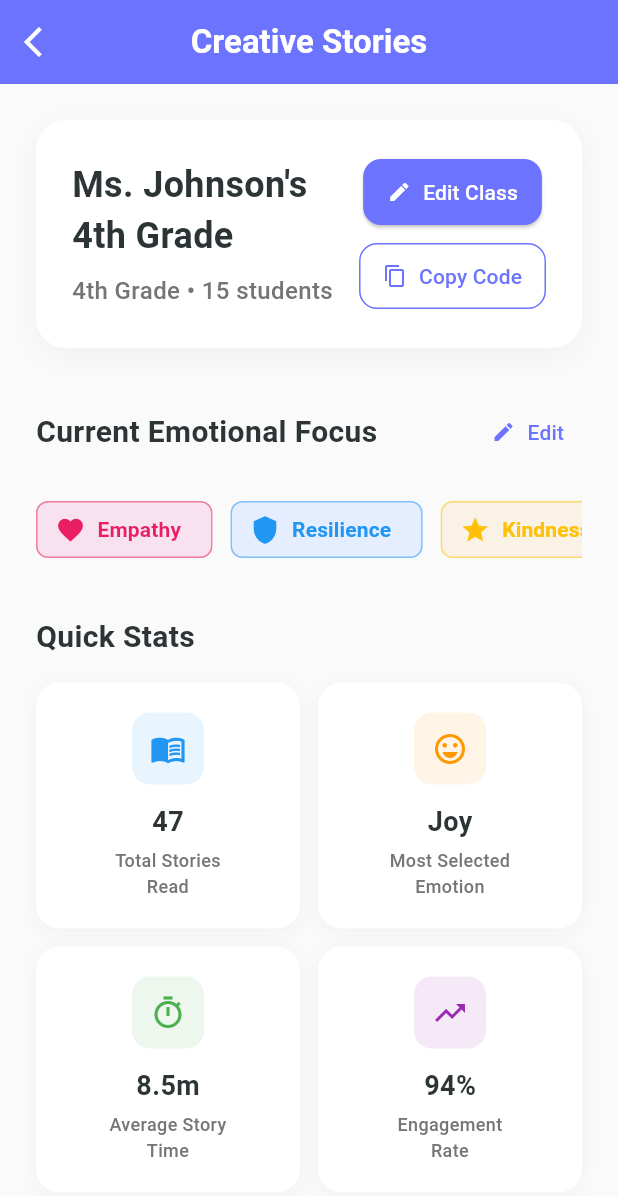
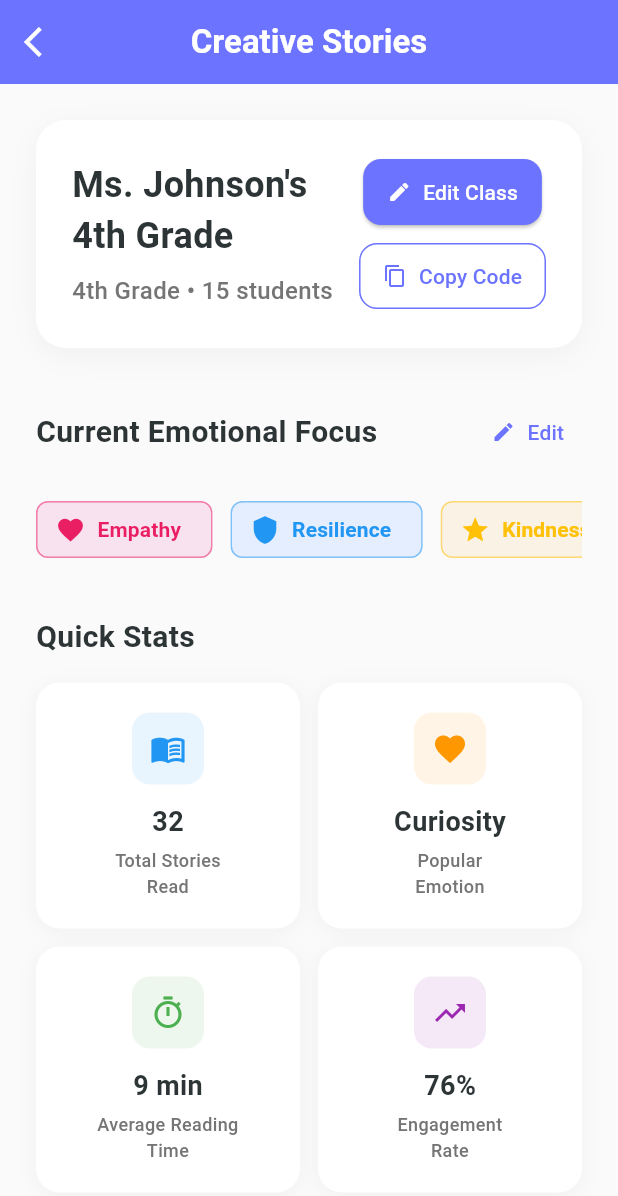
Before and after one commit to DalenVilla/Story-Buddy, a Flutter app: the TeacherClassesScreen screen opened directly, after a tap on "Creative Stories", on a phone screen of 412 x 824 dp. Shown: the top 1196 px of the screen. Run offline on Flutter 3.47's test engine with Material 3 defaults, Android fonts, the phone set to English and light mode, and no system bars; our stand-ins replace flutter_dotenv, shared_preferences, video_player; accounts and stored records are empty.

Commit message:
adding classes

```diff
--- a/lib/screens/teacher/teacher_class_detail_screen.dart
+++ b/lib/screens/teacher/teacher_class_detail_screen.dart
@@ -3,15 +3,11 @@ import 'package:flutter/services.dart';
 import 'view_all_students_screen.dart';
 
 class TeacherClassDetailScreen extends StatefulWidget {
-  final String className;
-  final String grade;
-  final int students;
+  final Map<String, dynamic> classData;
 
   const TeacherClassDetailScreen({
     super.key,
-    required this.className,
-    required this.grade,
-    required this.students,
+    required this.classData,
   });
 
   @override
@@ -35,13 +31,34 @@ class _TeacherClassDetailScreenState extends State<TeacherClassDetailScreen> {
     {'name': 'Curiosity', 'icon': Icons.search, 'color': Colors.indigo},
   ];
 
+  // Helper getters for class data
+  String get className => widget.classData['name'] ?? 'Unknown Class';
+  String get grade => widget.classData['grade'] ?? 'Unknown Grade';
+  int get studentCount => widget.classData['isHardcoded'] == true
+      ? (widget.classData['students'] ?? 0)
+      : (widget.classData['students'] as List?)?.length ?? 0;
+  List<String> get studentsList => widget.classData['isHardcoded'] == true
+      ? List<String>.from(widget.classData['studentsList'] ?? [])
+      : List<String>.from(widget.classData['students'] ?? []);
+
+  // Stats with defaults for new classes
+  int get storiesRead => widget.classData['storiesRead'] ?? 0;
+  dynamic get engagementRate => widget.classData['engagementRate'] ?? 'N/A';
+  String get averageReadingTime => widget.classData['averageReadingTime'] ?? 'N/A';
+  String get popularEmotion => widget.classData['popularEmotion'] ?? 'N/A';
+  int get weeklyProgress => widget.classData['weeklyProgress'] ?? 0;
+  String get lastActivity => widget.classData['lastActivity'] ?? 'Just created';
+  List<String> get achievements => List<String>.from(widget.classData['achievements'] ?? []);
+  int get currentStreak => widget.classData['currentStreak'] ?? 0;
+  dynamic get totalReadingHours => widget.classData['totalReadingHours'] ?? 0.0;
+
   @override
   Widget build(BuildContext context) {
     return Scaffold(
       backgroundColor: Colors.grey[50],
       appBar: AppBar(
         title: Text(
-          widget.className,
+          className,
           style: const TextStyle(
             fontWeight: FontWeight.w600,
             color: Colors.white,
@@ -107,7 +124,7 @@ class _TeacherClassDetailScreenState extends State<TeacherClassDetailScreen> {
                   crossAxisAlignment: CrossAxisAlignment.start,
                   children: [
                     Text(
-                      "Ms. Johnson's ${widget.grade}",
+                      "Ms. Johnson's $grade",
                       style: const TextStyle(
                         fontSize: 24,
                         fontWeight: FontWeight.bold,
@@ -116,7 +133,7 @@ class _TeacherClassDetailScreenState extends State<TeacherClassDetailScreen> {
                     ),
                     const SizedBox(height: 8),
                     Text(
-                      '${widget.grade} • ${widget.students} students',
+                      '$grade • $studentCount students',
                       style: TextStyle(
                         fontSize: 16,
                         color: Colors.grey[600],
@@ -268,7 +285,7 @@ class _TeacherClassDetailScreenState extends State<TeacherClassDetailScreen> {
             Expanded(
               child: _buildStatCard(
                 icon: Icons.menu_book_outlined,
-                value: '47',
+                value: storiesRead.toString(),
                 label: 'Total Stories\nRead',
                 color: Colors.blue,
               ),
@@ -276,9 +293,9 @@ class _TeacherClassDetailScreenState extends State<TeacherClassDetailScreen> {
             const SizedBox(width: 12),
             Expanded(
               child: _buildStatCard(
-                icon: Icons.sentiment_very_satisfied,
-                value: 'Joy',
-                label: 'Most Selected\nEmotion',
+                icon: Icons.favorite,
+                value: popularEmotion,
+                label: 'Popular\nEmotion',
                 color: Colors.orange,
               ),
             ),
@@ -290,8 +307,8 @@ class _TeacherClassDetailScreenState extends State<TeacherClassDetailScreen> {
             Expanded(
               child: _buildStatCard(
                 icon: Icons.timer_outlined,
-                value: '8.5m',
-                label: 'Average Story\nTime',
+                value: averageReadingTime,
+                label: 'Average Reading\nTime',
                 color: Colors.green,
               ),
             ),
@@ -299,7 +316,7 @@ class _TeacherClassDetailScreenState extends State<TeacherClassDetailScreen> {
             Expanded(
               child: _buildStatCard(
                 icon: Icons.trending_up,
-                value: '94%',
+                value: engagementRate is int ? '${engagementRate}%' : engagementRate.toString(),
                 label: 'Engagement\nRate',
                 color: Colors.purple,
               ),
@@ -364,50 +381,47 @@ class _TeacherClassDetailScreenState extends State<TeacherClassDetailScreen> {
   }
 
   Widget _buildStudentList() {
-    final allStudents = [
-      {
-        'name': 'Emma S.',
-        'lastStory': 'The Brave Little Fox',
-        'emotions': ['Courage', 'Friendship'],
-        'progress': 4,
+    final students = studentsList;
+
+    // For hardcoded classes, create sample data
+    List<Map<String, dynamic>> allStudents = [];
+    if (widget.classData['isHardcoded'] == true && students.isNotEmpty) {
+      final sampleStories = [
+        'The Brave Little Fox',
+        'Magic Garden Adventure',
+        'The Helpful Robot',
+        'Journey to the Stars',
+        'The Kind Dragon',
+        'Underwater Mystery',
+        'Rainbow Bridge Quest',
+        'Secret Forest Path',
+        'Dancing Butterfly',
+        'Mountain Echo',
+        'Ocean Whispers',
+        'Star Collector'
+      ];
+
+      final sampleEmotions = [
+        ['Courage', 'Friendship'],
+        ['Wonder', 'Kindness'],
+        ['Empathy', 'Innovation'],
+        ['Curiosity', 'Perseverance'],
+        ['Compassion', 'Courage'],
+        ['Discovery', 'Teamwork']
+      ];
+
+      allStudents = students.asMap().entries.map((entry) {
+        final index = entry.key;
+        final name = entry.value;
+        return {
+          'name': name,
+          'lastStory': sampleStories[index % sampleStories.length],
+          'emotions': sampleEmotions[index % sampleEmotions.length],
+          'progress': (index % 5) + 1,
           'maxProgress': 5,
-      },
-      {
-        'name': 'Liam K.',
-        'lastStory': 'Magic Garden Adventure',
-        'emotions': ['Wonder', 'Kindness'],
-        'progress': 3,
-        'maxProgress': 5,
-      },
-      {
-        'name': 'Sophia M.',
-        'lastStory': 'The Helpful Robot',
-        'emotions': ['Empathy', 'Innovation'],
-        'progress': 5,
-        'maxProgress': 5,
-      },
-      {
-        'name': 'Noah P.',
-        'lastStory': 'Journey to the Stars',
-        'emotions': ['Curiosity', 'Perseverance'],
-        'progress': 2,
-        'maxProgress': 5,
-      },
-      {
-        'name': 'Olivia R.',
-        'lastStory': 'The Kind Dragon',
-        'emotions': ['Compassion', 'Courage'],
-        'progress': 4,
-        'maxProgress': 5,
-      },
-      {
-        'name': 'Ethan L.',
-        'lastStory': 'Underwater Mystery',
-        'emotions': ['Discovery', 'Teamwork'],
-        'progress': 3,
-        'maxProgress': 5,
-      },
-    ];
+        };
+      }).toList();
+    }
 
     // Show only first 4 students
     final displayStudents = allStudents.take(4).toList();
@@ -438,8 +452,8 @@ class _TeacherClassDetailScreenState extends State<TeacherClassDetailScreen> {
                   context,
                   MaterialPageRoute(
                     builder: (context) => ViewAllStudentsScreen(
-                      className: widget.className,
-                      grade: widget.grade,
+                      className: className,
+                      grade: grade,
                     ),
                   ),
                 );
@@ -477,7 +491,9 @@ class _TeacherClassDetailScreenState extends State<TeacherClassDetailScreen> {
           ],
         ),
         const SizedBox(height: 16),
-        ListView.builder(
+        displayStudents.isEmpty
+          ? _buildEmptyStudentState()
+          : ListView.builder(
               shrinkWrap: true,
               physics: const NeverScrollableScrollPhysics(),
               itemCount: displayStudents.length,
@@ -590,6 +606,50 @@ class _TeacherClassDetailScreenState extends State<TeacherClassDetailScreen> {
           },
         ),
       ],
+    );
+  }
+
+  Widget _buildEmptyStudentState() {
+    return Container(
+      padding: const EdgeInsets.all(40),
+      decoration: BoxDecoration(
+        color: Colors.white,
+        borderRadius: BorderRadius.circular(16),
+        boxShadow: [
+          BoxShadow(
+            color: Colors.grey.withOpacity(0.1),
+            blurRadius: 8,
+            offset: const Offset(0, 2),
+          ),
+        ],
+      ),
+      child: Column(
+        children: [
+          Icon(
+            Icons.people_outline,
+            size: 48,
+            color: Colors.grey[400],
+          ),
+          const SizedBox(height: 16),
+          Text(
+            'No students yet',
+            style: TextStyle(
+              fontSize: 18,
+              fontWeight: FontWeight.w600,
+              color: Colors.grey[700],
+            ),
+          ),
+          const SizedBox(height: 8),
+          Text(
+            'Students will appear here once they join your class using the class code.',
+            style: TextStyle(
+              fontSize: 14,
+              color: Colors.grey[500],
+            ),
+            textAlign: TextAlign.center,
+          ),
+        ],
+      ),
     );
   }
 
--- a/lib/screens/teacher/teacher_classes_screen.dart
+++ b/lib/screens/teacher/teacher_classes_screen.dart
@@ -21,31 +21,58 @@ class _TeacherClassesScreenState extends State<TeacherClassesScreen> {
       'id': 'hardcoded_1',
       'name': 'Morning Reading',
       'grade': '3rd Grade',
+      'studentsList': ['Emma S.', 'Liam K.', 'Sophia M.', 'Noah P.', 'Olivia R.', 'Ava T.', 'Jackson L.', 'Isabella M.', 'Lucas W.', 'Mia R.', 'Ethan C.', 'Charlotte H.'],
       'students': 12,
       'stories': 8,
+      'storiesRead': 47,
+      'engagementRate': 89,
+      'averageReadingTime': '12 min',
+      'popularEmotion': 'Empathy',
+      'weeklyProgress': 15,
       'lastActivity': '2 hours ago',
       'color': Colors.blue,
       'isHardcoded': true,
+      'achievements': ['Reading Champion', 'Story Explorer'],
+      'currentStreak': 7,
+      'totalReadingHours': 23.5,
     },
     {
       'id': 'hardcoded_2',
       'name': 'Creative Stories',
       'grade': '4th Grade',
+      'studentsList': ['Alex T.', 'Maya L.', 'James W.', 'Isabella C.', 'Lucas D.', 'Zoe R.', 'Mason K.', 'Lily P.', 'Oliver S.', 'Grace M.', 'Benjamin F.', 'Chloe A.', 'Henry J.', 'Emma B.', 'Samuel G.'],
       'students': 15,
       'stories': 5,
+      'storiesRead': 32,
+      'engagementRate': 76,
+      'averageReadingTime': '9 min',
+      'popularEmotion': 'Curiosity',
+      'weeklyProgress': 12,
       'lastActivity': '4 hours ago',
       'color': Colors.green,
       'isHardcoded': true,
+      'achievements': ['Creative Thinker', 'Imagination Master'],
+      'currentStreak': 4,
+      'totalReadingHours': 18.2,
     },
     {
       'id': 'hardcoded_3',
       'name': 'Adventure Tales',
       'grade': '5th Grade',
+      'studentsList': ['Zoe M.', 'Ethan B.', 'Ava H.', 'Mason R.', 'Chloe F.', 'Noah G.', 'Lily K.', 'Jackson T.', 'Maya S.', 'Oliver L.', 'Grace W.', 'Benjamin M.', 'Emma D.', 'Samuel P.', 'Isabella R.', 'Lucas A.', 'Charlotte J.', 'Henry C.'],
       'students': 18,
       'stories': 12,
+      'storiesRead': 63,
+      'engagementRate': 94,
+      'averageReadingTime': '15 min',
+      'popularEmotion': 'Courage',
+      'weeklyProgress': 22,
       'lastActivity': '1 day ago',
       'color': Colors.purple,
       'isHardcoded': true,
+      'achievements': ['Adventure Seeker', 'Reading Master', 'Story Collector'],
+      'currentStreak': 12,
+      'totalReadingHours': 31.8,
     },
   ];
 
@@ -236,9 +263,7 @@ class _TeacherClassesScreenState extends State<TeacherClassesScreen> {
           context,
           MaterialPageRoute(
             builder: (context) => TeacherClassDetailScreen(
-              className: className,
-              grade: grade,
-              students: students,
+              classData: classData,
             ),
           ),
         );
```
Also changed, not shown: lib/screens/teacher/create_story_screen.dart (+10 -7 lines), lib/screens/teacher/teacher_dashboard_screen.dart (+12 -0 lines). Lines whose indentation alone changed are shown as unchanged.
